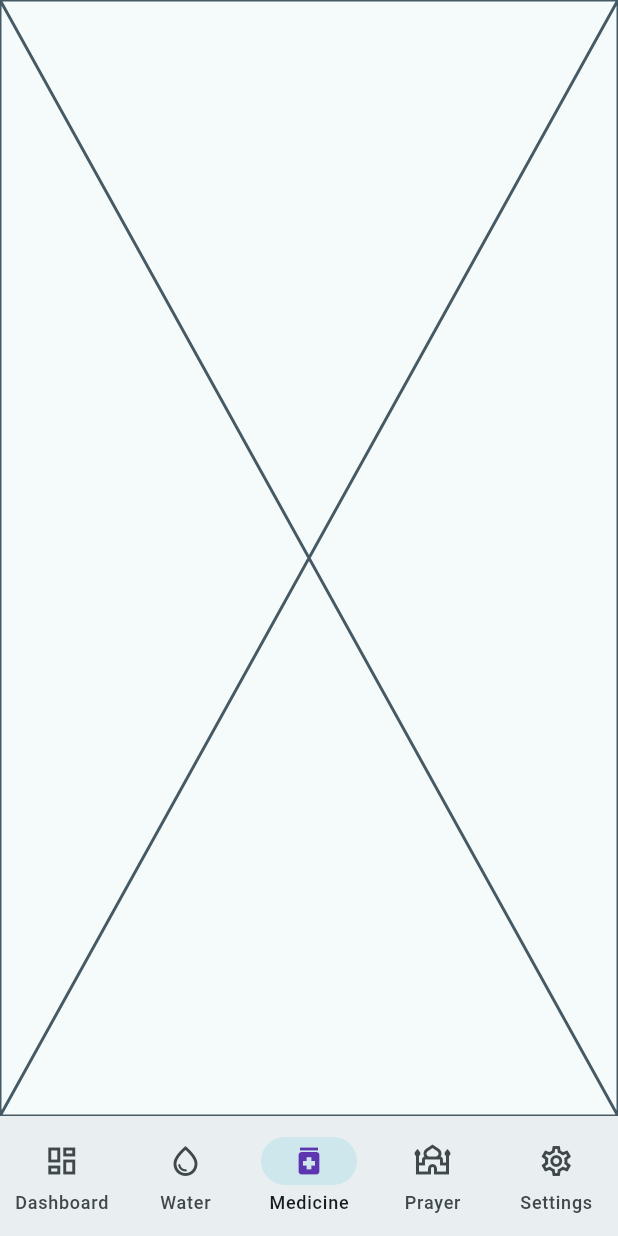
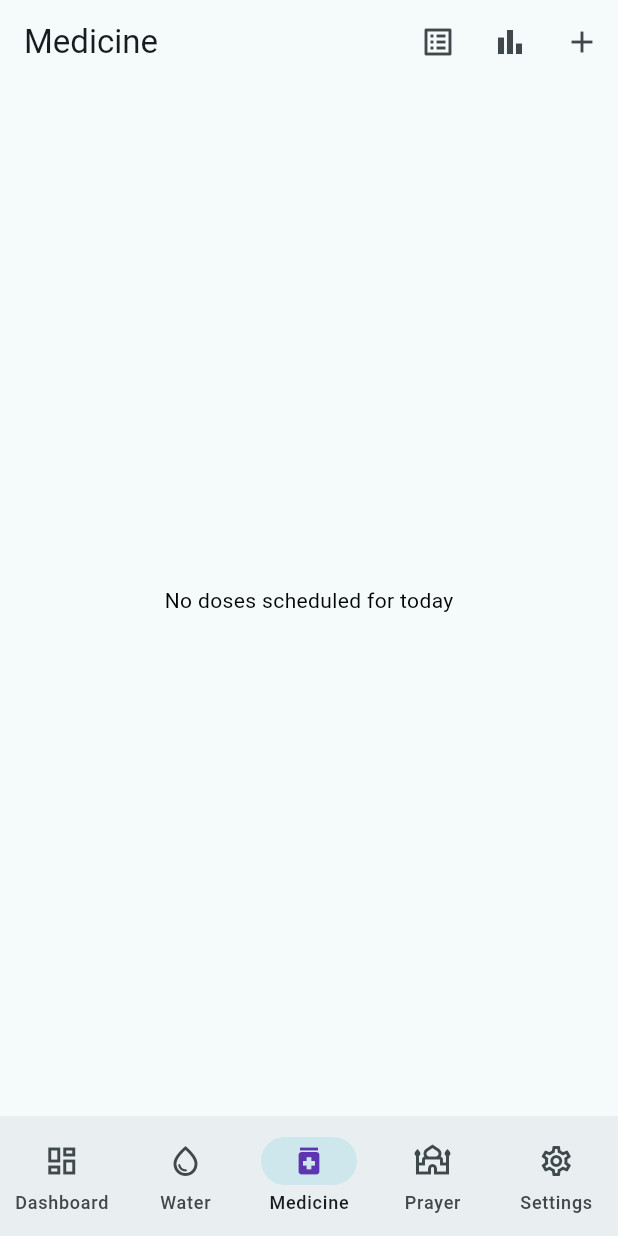
Before and after one commit to monowarfs/habbit-tracker, a Flutter app: the screen it shows after launch, item 3 of the bottom bar chosen, on a phone screen of 412 x 824 dp. Run offline on Flutter 3.47's test engine with Material 3 defaults, Android fonts, the phone set to English and light mode, and no system bars; our stand-ins replace clock, drift, fl_chart, flutter_local_notifications, flutter_riverpod, freezed_annotation and 4 more; missing offline and left inert: workmanager; accounts and stored records are empty; generated files the repository leaves out were written again.

Commit message:
feat(medicine): dose timeline home screen
Replaces Task 13's Placeholder stub with the real today's-dose timeline
(FR-M-02): DoseTile renders each dose's medicine/time/status with a
Done/Skip action pair, color-coded by MedicineDoseStatus. Two deviations
from the plan's literal DoseTile snippet, both needed to make the given
test pass:

- theme.extension<AppSemanticColors>() is nullable with a fallback, not
  force-unwrapped — a raw MaterialApp (as in this test, and as Water's
  own widgets already handle) has no AppSemanticColors extension
  registered.
- the time/status subtitle is two Text widgets, not one interpolated
  string, so the status label is both a distinct match target
  (find.text('Missed')) and genuinely color-distinct on its own, not
  just via the leading icon.

```diff
--- a/lib/features/medicine/presentation/screens/medicine_home_screen.dart
+++ b/lib/features/medicine/presentation/screens/medicine_home_screen.dart
@@ -1,13 +1,67 @@
 import 'package:flutter/material.dart';
+import 'package:flutter_riverpod/flutter_riverpod.dart';
+import 'package:go_router/go_router.dart';
+import 'package:habit_tracker/core/l10n/app_localizations.dart';
+import 'package:habit_tracker/features/medicine/presentation/providers/medicine_controller.dart';
+import 'package:habit_tracker/features/medicine/presentation/providers/medicine_providers.dart';
+import 'package:habit_tracker/features/medicine/presentation/widgets/dose_tile.dart';
 
-/// Stub — replaced by Task 14.
-class MedicineHomeScreen extends StatelessWidget {
-  /// Creates the stub.
+/// The Medicine module's home screen: today's dose timeline, grouped
+/// chronologically, tap to take/skip (FR-M-02's most complex UI surface).
+class MedicineHomeScreen extends ConsumerWidget {
+  /// Creates the medicine home screen. [highlightDoseId], if set, came
+  /// from a notification tap deep link (FR-C-09).
   const MedicineHomeScreen({super.key, this.highlightDoseId});
 
-  /// Dose id to highlight when opened via a notification deep link.
+  /// Dose id to visually highlight, if opened via deep link.
   final String? highlightDoseId;
 
   @override
-  Widget build(BuildContext context) => const Placeholder();
+  Widget build(BuildContext context, WidgetRef ref) {
+    final l10n = AppLocalizations.of(context)!;
+    final views = ref.watch(todaysDoseViewsProvider);
+    final controller = ref.read(medicineControllerProvider.notifier);
+
+    return Scaffold(
+      appBar: AppBar(
+        title: Text(l10n.navMedicine),
+        actions: [
+          IconButton(
+            icon: const Icon(Icons.list_alt),
+            tooltip: 'All medicines',
+            onPressed: () => context.push('/medicine/list'),
+          ),
+          IconButton(
+            icon: const Icon(Icons.bar_chart),
+            tooltip: 'Stats',
+            onPressed: () => context.push('/medicine/stats'),
+          ),
+          IconButton(
+            icon: const Icon(Icons.add),
+            tooltip: 'Add medicine',
+            onPressed: () => context.push('/medicine/new'),
+          ),
+        ],
+      ),
+      body: views == null
+          ? const Center(child: CircularProgressIndicator())
+          : views.isEmpty
+          ? const Center(child: Text('No doses scheduled for today'))
+          : ListView(
+              padding: const EdgeInsets.all(16),
+              children: [
+                for (final view in views)
+                  Padding(
+                    padding: const EdgeInsets.only(bottom: 8),
+                    child: DoseTile(
+                      view: view,
+                      highlighted: view.dose.id == highlightDoseId,
+                      onDone: () => controller.markDoseDone(view.dose.id),
+                      onSkip: () => controller.markDoseSkipped(view.dose.id),
+                    ),
+                  ),
+              ],
+            ),
+    );
+  }
 }
--- /dev/null
+++ b/lib/features/medicine/presentation/widgets/dose_tile.dart
@@ -0,0 +1,92 @@
+import 'package:flutter/material.dart';
+import 'package:habit_tracker/core/theme/app_theme.dart';
+import 'package:habit_tracker/features/medicine/domain/entities/medicine_dose.dart';
+import 'package:habit_tracker/features/medicine/presentation/providers/medicine_providers.dart';
+import 'package:intl/intl.dart';
+
+/// One row in the today's-dose timeline.
+class DoseTile extends StatelessWidget {
+  /// Creates a dose tile for [view].
+  const DoseTile({
+    required this.view,
+    required this.onDone,
+    required this.onSkip,
+    this.highlighted = false,
+    super.key,
+  });
+
+  /// The dose/medicine/status to render.
+  final MedicineDoseView view;
+
+  /// Called when the user marks this dose done.
+  final VoidCallback onDone;
+
+  /// Called when the user marks this dose skipped.
+  final VoidCallback onSkip;
+
+  /// Whether this tile arrived from a notification deep link.
+  final bool highlighted;
+
+  @override
+  Widget build(BuildContext context) {
+    final theme = Theme.of(context);
+    // ponytail: nullable, not `!` — a raw `MaterialApp` (as in tests) has
+    // no `AppSemanticColors` extension registered; other Water widgets
+    // (`water_progress_ring.dart`, `streak_card.dart`) use the same
+    // `?? fallback` pattern for this reason.
+    final semantic = theme.extension<AppSemanticColors>();
+    final (label, color) = switch (view.effectiveStatus) {
+      MedicineDoseStatus.upcoming => ('Upcoming', theme.colorScheme.outline),
+      MedicineDoseStatus.due => ('Due', theme.colorScheme.primary),
+      MedicineDoseStatus.done => ('Done', semantic?.success ?? Colors.green),
+      MedicineDoseStatus.missed => ('Missed', theme.colorScheme.error),
+      MedicineDoseStatus.skipped => ('Skipped', theme.colorScheme.outline),
+    };
+    final resolved =
+        view.effectiveStatus == MedicineDoseStatus.done ||
+        view.effectiveStatus == MedicineDoseStatus.skipped;
+
+    return Card(
+      color: highlighted ? theme.colorScheme.primaryContainer : null,
+      child: ListTile(
+        leading: CircleAvatar(
+          backgroundColor: color.withValues(alpha: 0.15),
+          child: Icon(Icons.medication, color: color),
+        ),
+        title: Text(view.medicine.name),
+        // Two `Text`s, not one interpolated string: the status half needs
+        // its own color to actually read as "visually distinct" (FR-M-06)
+        // — a missed dose isn't just an icon-colored variant, the label
+        // itself is red — and `find.text('Missed')` (testing.md suite 10)
+        // needs the status isolated as its own widget to match on.
+        subtitle: Row(
+          children: [
+            Text(DateFormat.jm().format(view.dose.scheduledFor.toLocal())),
+            const Text(' · '),
+            Text(
+              label,
+              style: TextStyle(color: color, fontWeight: FontWeight.w600),
+            ),
+          ],
+        ),
+        trailing: resolved
+            ? null
+            : Row(
+                mainAxisSize: MainAxisSize.min,
+                children: [
+                  IconButton(
+                    icon: const Icon(Icons.close),
+                    tooltip: 'Skip',
+                    onPressed: onSkip,
+                  ),
+                  IconButton(
+                    icon: const Icon(Icons.check_circle_outline),
+                    tooltip: 'Done',
+                    onPressed: onDone,
+                  ),
+                ],
+              ),
+      ),
+    );
+  }
+}
```
Also changed, not shown: 1 other file.
